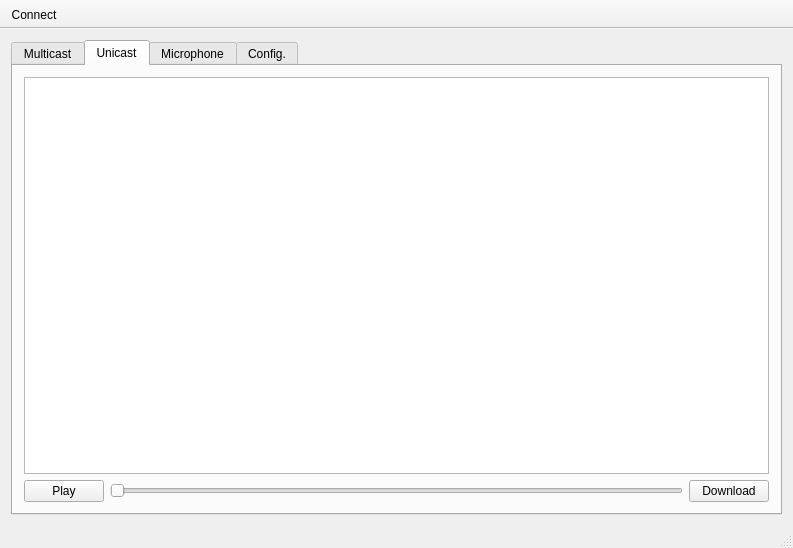
Before: the Qt Designer form Source/GUI/CommAudio/mainwindow.ui in CaKlassen/CommAudio, drawn with Qt 5.
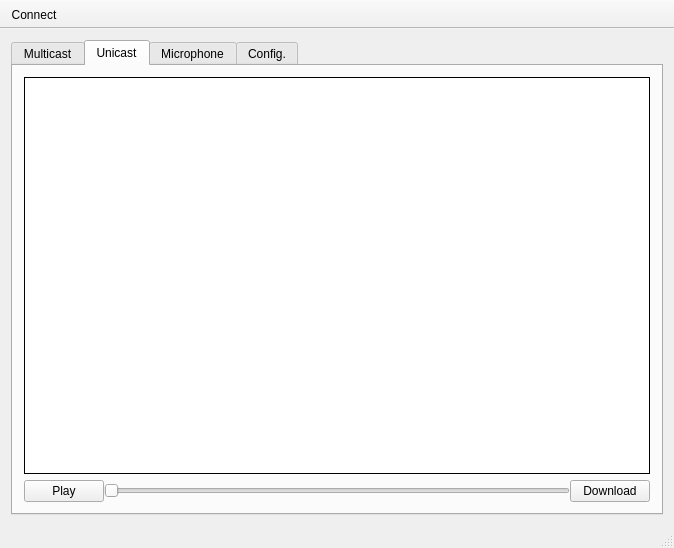
After: the same form once the commit is applied. The open tabs and pages were chosen to show the change.

```diff
--- a/Source/GUI/CommAudio/mainwindow.ui
+++ b/Source/GUI/CommAudio/mainwindow.ui
@@ -6,7 +6,7 @@
    <rect>
     <x>0</x>
     <y>0</y>
-    <width>793</width>
+    <width>674</width>
     <height>548</height>
    </rect>
   </property>
@@ -21,7 +21,7 @@
   </property>
   <widget class="QWidget" name="centralWidget">
    <layout class="QGridLayout" name="gridLayout">
-    <item row="1" column="0">
+    <item row="1" column="1">
      <widget class="QTabWidget" name="tabWidget">
       <property name="minimumSize">
        <size>
@@ -102,14 +102,100 @@
        </attribute>
        <layout class="QVBoxLayout" name="verticalLayout_3">
         <item>
-         <widget class="QListWidget" name="uSongList">
-          <property name="currentRow">
-           <number>-1</number>
+         <layout class="QHBoxLayout" name="horizontalLayout">
+          <property name="spacing">
+           <number>0</number>
           </property>
-         </widget>
+          <item>
+           <widget class="QListWidget" name="uPlayList">
+            <property name="minimumSize">
+             <size>
+              <width>30</width>
+              <height>0</height>
+             </size>
+            </property>
+            <property name="maximumSize">
+             <size>
+              <width>30</width>
+              <height>16777215</height>
+             </size>
+            </property>
+            <property name="font">
+             <font>
+              <weight>75</weight>
+              <bold>true</bold>
+             </font>
+            </property>
+            <property name="styleSheet">
+             <string notr="true">border-style:solid;
+border-color: black;
+border-top-width: 1px;
+border-left-width: 1px;
+border-bottom-width:1px;</string>
+            </property>
+            <property name="selectionMode">
+             <enum>QAbstractItemView::NoSelection</enum>
+            </property>
+            <property name="selectionRectVisible">
+             <bool>true</bool>
+            </property>
+           </widget>
+          </item>
+          <item>
+           <widget class="QListWidget" name="uDownloadList">
+            <property name="minimumSize">
+             <size>
+              <width>30</width>
+              <height>0</height>
+             </size>
+            </property>
+            <property name="maximumSize">
+             <size>
+              <width>30</width>
+              <height>16777215</height>
+             </size>
+            </property>
+            <property name="font">
+             <font>
+              <weight>75</weight>
+              <bold>true</bold>
+             </font>
+            </property>
+            <property name="styleSheet">
+             <string notr="true">border-style:solid;
+border-color: black;
+border-top-width: 1px;
+border-bottom-width:1px;</string>
+            </property>
+            <property name="selectionMode">
+             <enum>QAbstractItemView::NoSelection</enum>
+            </property>
+            <property name="selectionRectVisible">
+             <bool>true</bool>
+            </property>
+           </widget>
+          </item>
+          <item>
+           <widget class="QListWidget" name="uSongList">
+            <property name="styleSheet">
+             <string notr="true">border-style:solid;
+border-color: black;
+border-top-width: 1px;
+border-right-width: 1px;
+border-bottom-width:1px;</string>
+            </property>
+            <property name="selectionRectVisible">
+             <bool>false</bool>
+            </property>
+           </widget>
+          </item>
+         </layout>
         </item>
         <item>
          <layout class="QHBoxLayout" name="horizontalLayout_2" stretch="0,0,0">
+          <property name="spacing">
+           <number>0</number>
+          </property>
           <property name="sizeConstraint">
            <enum>QLayout::SetDefaultConstraint</enum>
           </property>
```
Left out of the diff: 4 changed lines with no effect on the pictures.
